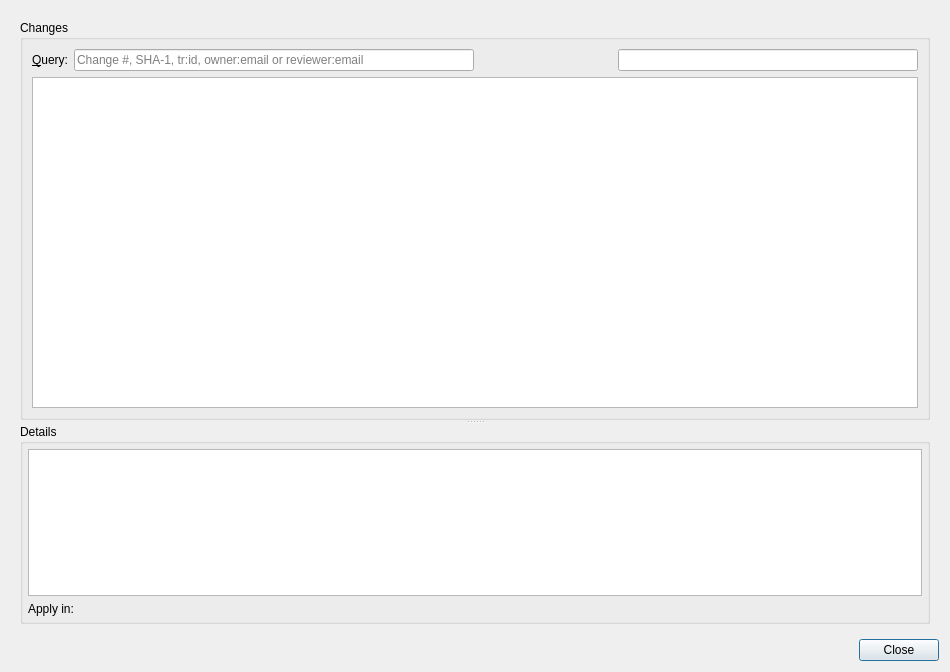
This is src/plugins/git/gerrit/gerritdialog.ui in qt-creator/qt-creator as Qt 5 draws it before an edit. The edited form follows.
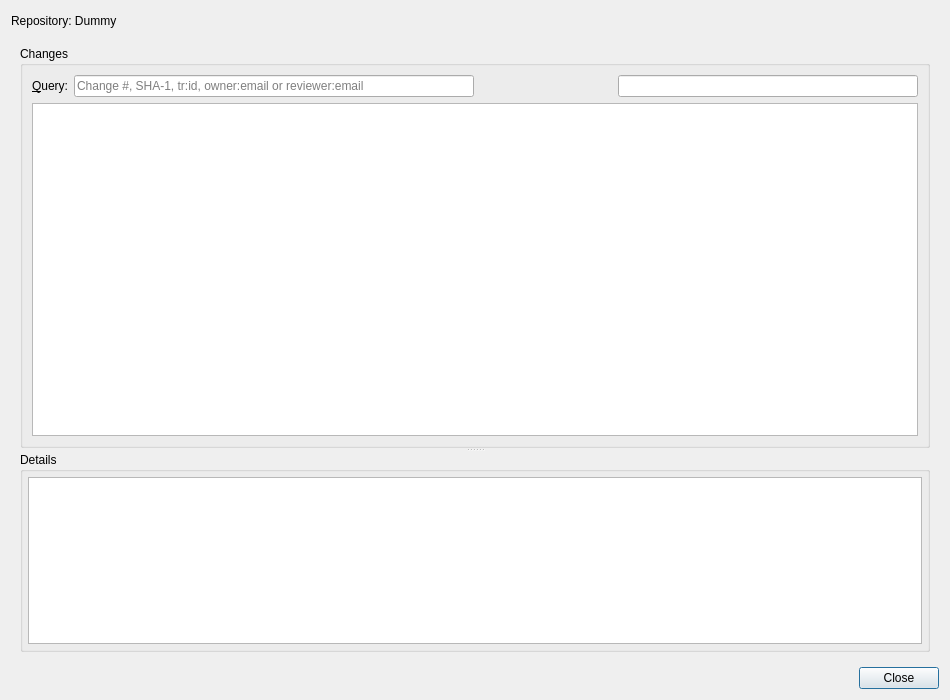
This is the edited form. Custom widgets are drawn as their Qt base class.

Commit message:
Gerrit: Remove repo selection from the dialog
Behave like the Branches dialog, which is updated by the current open file.

```diff
--- a/src/plugins/git/gerrit/gerritdialog.ui
+++ b/src/plugins/git/gerrit/gerritdialog.ui
@@ -7,13 +7,43 @@
     <x>0</x>
     <y>0</y>
     <width>950</width>
-    <height>672</height>
+    <height>700</height>
    </rect>
   </property>
   <property name="windowTitle">
    <string>Gerrit</string>
   </property>
   <layout class="QVBoxLayout" name="verticalLayout">
+   <item>
+    <layout class="QHBoxLayout" name="horizontalLayout">
+     <item>
+      <widget class="QLabel" name="repositoryLabel">
+       <property name="sizePolicy">
+        <sizepolicy hsizetype="Fixed" vsizetype="Preferred">
+         <horstretch>0</horstretch>
+         <verstretch>0</verstretch>
+        </sizepolicy>
+       </property>
+       <property name="text">
+        <string notr="true">Repository: Dummy</string>
+       </property>
+      </widget>
+     </item>
+     <item>
+      <spacer name="horizontalSpacer_2">
+       <property name="orientation">
+        <enum>Qt::Horizontal</enum>
+       </property>
+       <property name="sizeHint" stdset="0">
+        <size>
+         <width>40</width>
+         <height>20</height>
+        </size>
+       </property>
+      </spacer>
+     </item>
+    </layout>
+   </item>
    <item>
     <widget class="QWidget" name="widget" native="true">
      <layout class="QVBoxLayout" name="verticalLayout_2">
@@ -161,26 +191,6 @@
             </property>
            </widget>
           </item>
-          <item>
-           <layout class="QHBoxLayout" name="horizontalLayout">
-            <item>
-             <widget class="QLabel" name="repositoryChooserLabel">
-              <property name="sizePolicy">
-               <sizepolicy hsizetype="Fixed" vsizetype="Preferred">
-                <horstretch>0</horstretch>
-                <verstretch>0</verstretch>
-               </sizepolicy>
-              </property>
-              <property name="text">
-               <string>Apply in:</string>
-              </property>
-             </widget>
-            </item>
-            <item>
-             <widget class="Utils::PathChooser" name="repositoryChooser" native="true"/>
-            </item>
-           </layout>
-          </item>
          </layout>
         </widget>
        </widget>
@@ -211,12 +221,6 @@
    <extends>QTreeView</extends>
    <header location="global">utils/itemviews.h</header>
   </customwidget>
-  <customwidget>
-   <class>Utils::PathChooser</class>
-   <extends>QWidget</extends>
-   <header location="global">utils/pathchooser.h</header>
-   <container>1</container>
-  </customwidget>
  </customwidgets>
  <resources/>
  <connections>
```
The commit also changes 4 other files.
